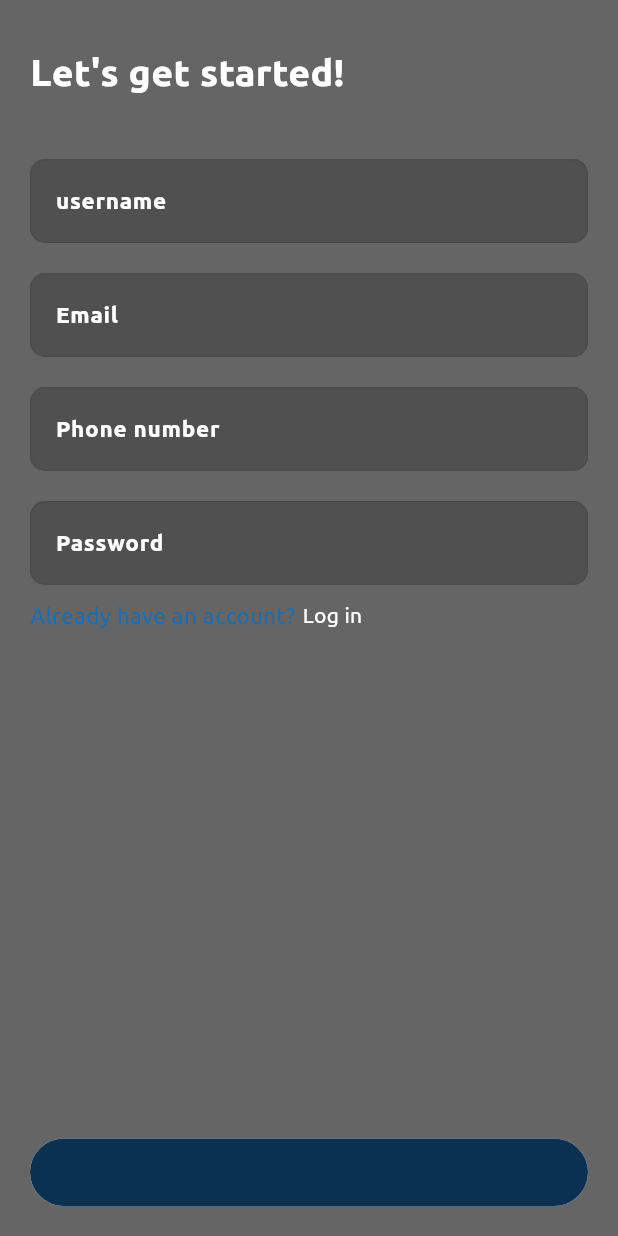
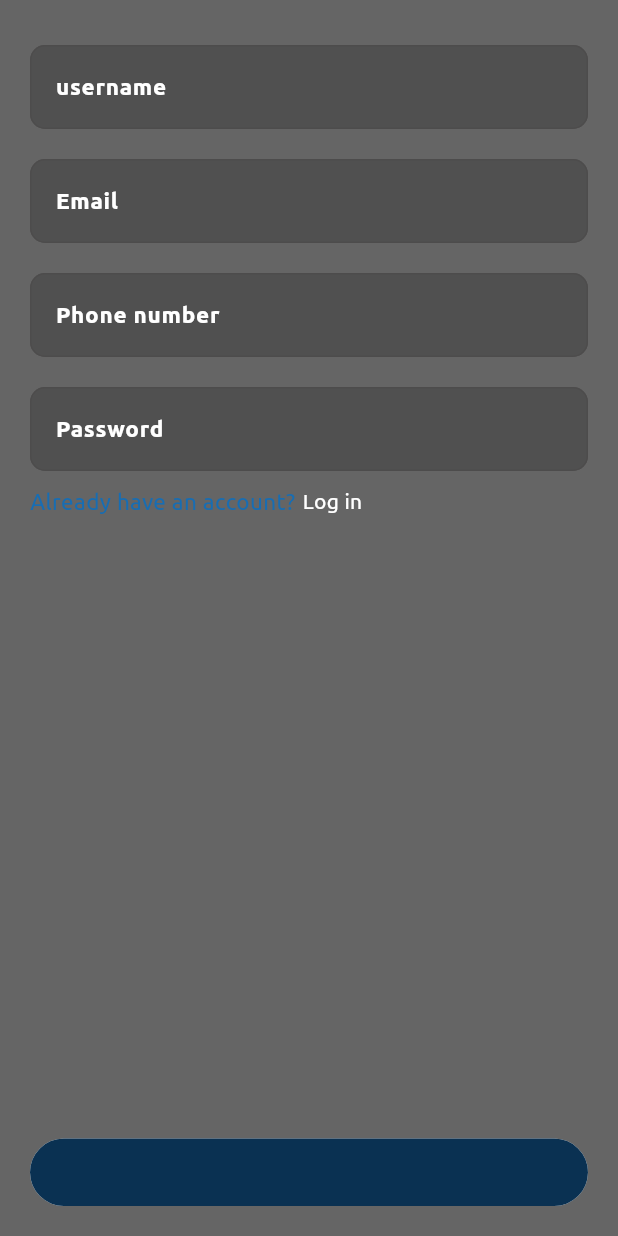
Before and after one commit to top2429/Finance-App, a Flutter app: the screen it shows after launch, after a tap on "Dont have an account.", on a phone screen of 412 x 824 dp. Run offline on Flutter 3.47's test engine with Material 3 defaults, Android fonts, the phone set to English and light mode, and no system bars; our stand-ins replace buttons_tabbar, cloud_firestore, firebase_auth, firebase_core, fl_chart, flutter_otp_text_field and 3 more; missing offline and left inert: flutterwave_standard, pin_plus_keyboard; accounts and stored records are empty; project files that could hold a hidden picture were left out.

Commit message:
fix: Some features is updated.

```diff
--- a/lib/features/authentication/presentation/signUp/signUpScreen.dart
+++ b/lib/features/authentication/presentation/signUp/signUpScreen.dart
@@ -71,16 +71,6 @@ class _SignUpScreenState extends ConsumerState<SignUpScreen> {
               children: [
                 const SizedBox(
                   height: 30,
-                ),
-                const Text(
-                  "Let's get started!",
-                  style: TextStyle(
-                      fontWeight: FontWeight.bold,
-                      fontSize: 25,
-                      color: Colors.white),
-                ),
-                const SizedBox(
-                  height: 40,
                 ),
                 Form(
                   key: _formKey,
```
